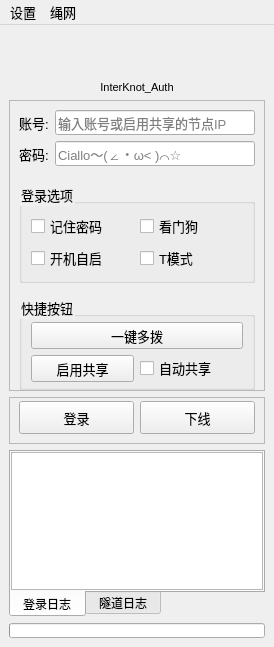
Old version of the form ui.ui in the repository YeeNg2333/InterKnot_Auth.
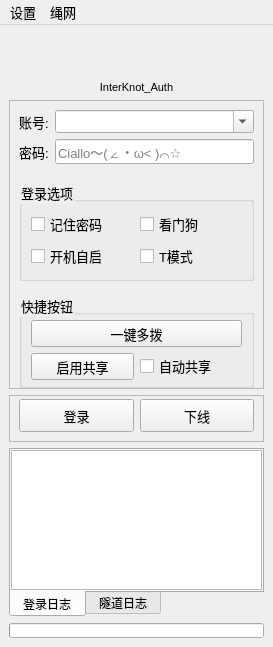
New version of the form. Icons and pictures are not drawn.

Patch:
```diff
--- a/ui.ui
+++ b/ui.ui
@@ -7,7 +7,7 @@
    <rect>
     <x>0</x>
     <y>0</y>
-    <width>274</width>
+    <width>273</width>
     <height>647</height>
    </rect>
   </property>
@@ -469,17 +469,14 @@
         </widget>
        </item>
        <item row="2" column="1">
-        <widget class="QLineEdit" name="lineEdit">
-         <property name="minimumSize">
-          <size>
-           <width>0</width>
-           <height>25</height>
-          </size>
-         </property>
+        <widget class="QComboBox" name="comboBox_username">
          <property name="toolTip">
           <string>输入非t开头的账号走校园网APP认证方式，t开头的或开启t模式走网页认证方式，输入IP则加入共享网络</string>
          </property>
-         <property name="text">
+         <property name="editable">
+          <bool>true</bool>
+         </property>
+         <property name="currentText">
           <string/>
          </property>
          <property name="placeholderText">
@@ -497,7 +494,7 @@
     <rect>
      <x>0</x>
      <y>0</y>
-     <width>274</width>
+     <width>273</width>
      <height>25</height>
     </rect>
    </property>
```
Left out of the diff: 69 changed lines with no effect on the pictures.
